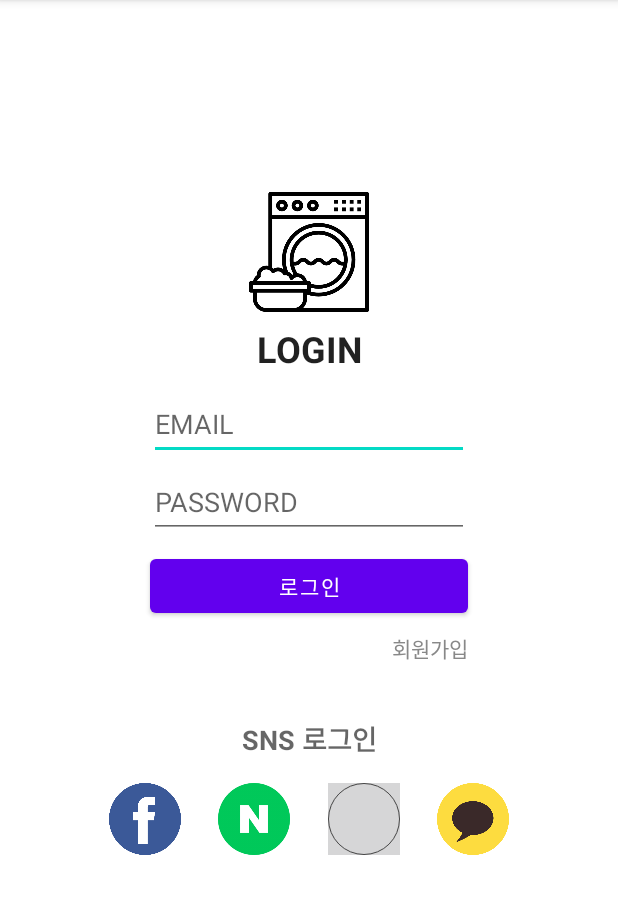
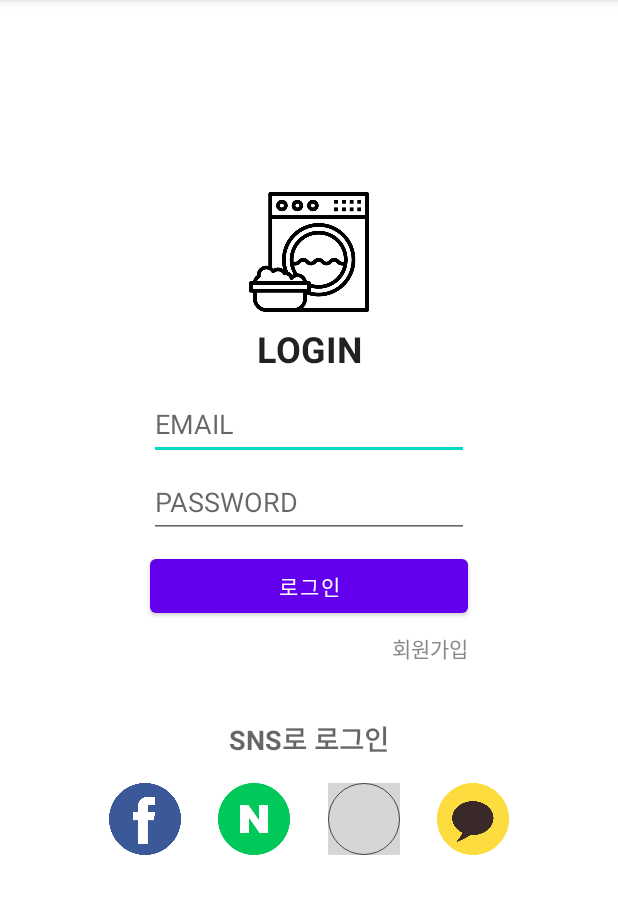
Before and after one commit to KPUCE2021SP/HaneulBori, an Android app: the LoginActivity screen opened directly, with no data from a screen before it, on a phone screen of 412 x 824 dp, the part 84-998 px from its top. Run offline under Robolectric (Android 15) with nearby library versions, the phone set to English and light mode, and no system bars.

Commit message:
activity_login

```diff
--- a/android-project/app/src/main/res/layout/activity_login.xml
+++ b/android-project/app/src/main/res/layout/activity_login.xml
@@ -84,7 +84,7 @@
         android:layout_width="wrap_content"
         android:layout_height="wrap_content"
         android:layout_marginTop="64dp"
-        android:text="SNS 로그인"
+        android:text="SNS로 로그인"
         android:textAppearance="@style/TextAppearance.AppCompat.Medium"
         android:textStyle="bold"
         app:layout_constraintEnd_toEndOf="parent"
```
